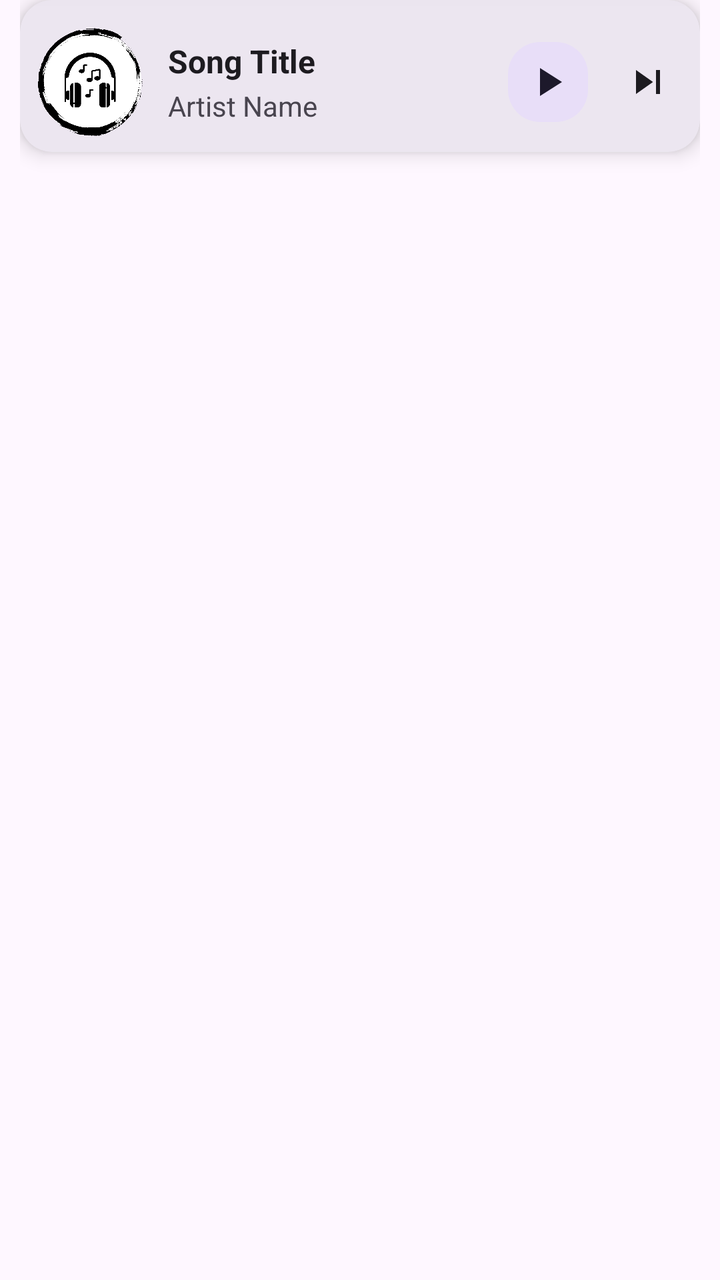
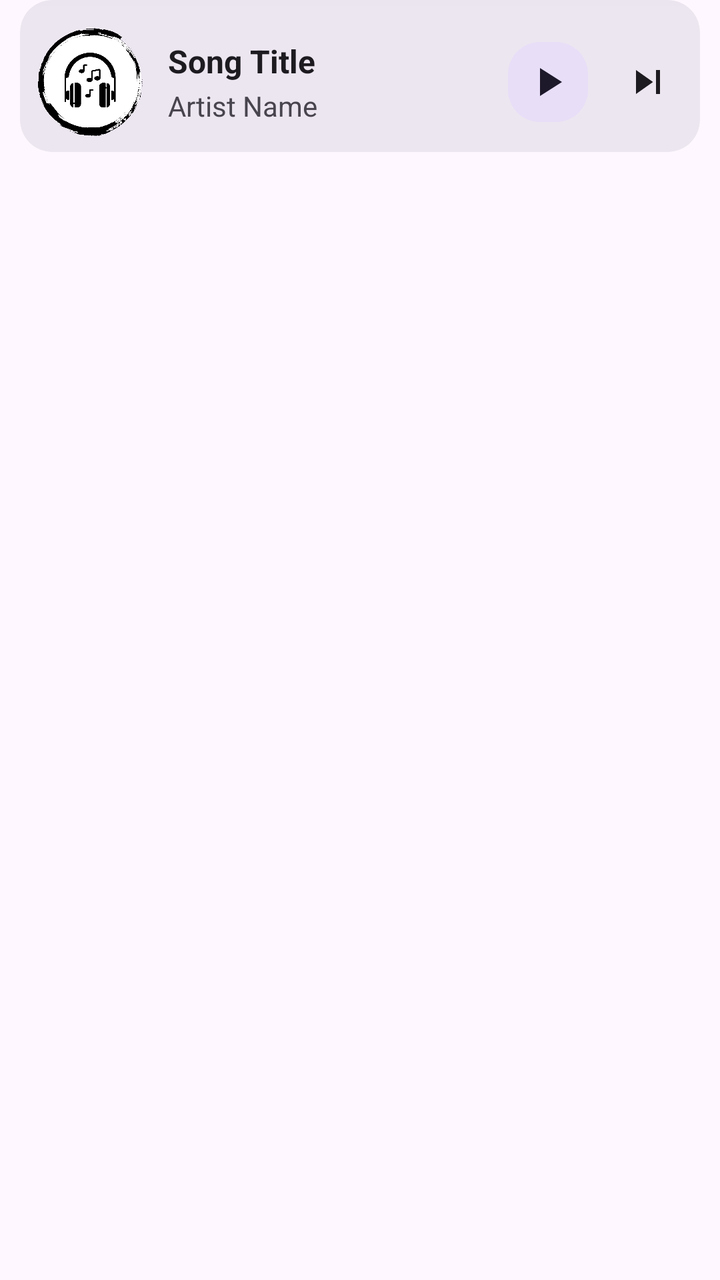

The first picture is an Android layout as it rendered before a commit; the second is the same layout after the commit. The layout source and the unified diff follow.
<!-- AndroidManifest.xml: application theme Theme.OneTheme -->
<!-- res/layout/fragment_now_player_bottom.xml -->
<?xml version="1.0" encoding="utf-8"?>
<FrameLayout xmlns:android="http://schemas.android.com/apk/res/android"
    xmlns:app="http://schemas.android.com/apk/res-auto"
    android:layout_width="match_parent"
    android:layout_height="wrap_content"
    android:paddingStart="10sp"
    android:paddingEnd="10sp"
    android:paddingBottom="10sp">

    <com.google.android.material.card.MaterialCardView
        android:id="@+id/cardBottomPlayer"
        android:layout_width="match_parent"
        android:layout_height="wrap_content"
        app:cardBackgroundColor="?attr/colorSurfaceContainerHigh"
        app:cardCornerRadius="16sp"
        app:cardElevation="6sp"
        app:strokeWidth="0sp">

        <androidx.constraintlayout.widget.ConstraintLayout
            android:layout_width="match_parent"
            android:layout_height="wrap_content">

            
            <ProgressBar
                android:id="@+id/miniProgressBar"
                style="?android:attr/progressBarStyleHorizontal"
                android:layout_width="0dp"
                android:layout_height="3dp"
                android:max="100"
                android:progress="0"
                android:progressBackgroundTint="?attr/colorSurfaceVariant"
                android:progressTint="?attr/colorPrimary"
                app:layout_constraintEnd_toEndOf="parent"
                app:layout_constraintStart_toStartOf="parent"
                app:layout_constraintTop_toTopOf="parent" />

            <com.google.android.material.imageview.ShapeableImageView
                android:id="@+id/albumArt"
                android:layout_width="54dp"
                android:layout_height="54dp"
                android:layout_marginStart="8dp"
                android:layout_marginTop="11dp"
                android:layout_marginBottom="8dp"
                android:scaleType="centerCrop"
                android:src="@drawable/logo"
                app:layout_constraintBottom_toBottomOf="parent"
                app:layout_constraintStart_toStartOf="parent"
                app:layout_constraintTop_toBottomOf="@+id/miniProgressBar"
                app:shapeAppearanceOverlay="@style/ShapeAppearance.App.CircleImage" />

            <TextView
                android:id="@+id/name"
                android:layout_width="0dp"
                android:layout_height="wrap_content"
                android:layout_marginStart="12dp"
                android:layout_marginEnd="12dp"
                android:ellipsize="end"
                android:maxLines="1"
                android:text="@string/song_title"
                android:textColor="?attr/colorOnSurface"
                android:textSize="16sp"
                android:textStyle="bold"
                app:layout_constraintBottom_toTopOf="@+id/artist"
                app:layout_constraintEnd_toStartOf="@+id/playPauseBtn"
                app:layout_constraintStart_toEndOf="@+id/albumArt"
                app:layout_constraintTop_toTopOf="@+id/albumArt"
                app:layout_constraintVertical_chainStyle="packed" />

            <TextView
                android:id="@+id/artist"
                android:layout_width="0dp"
                android:layout_height="wrap_content"
                android:layout_marginStart="12dp"
                android:layout_marginTop="2dp"
                android:layout_marginEnd="12dp"
                android:ellipsize="end"
                android:maxLines="1"
                android:text="@string/artist_name"
                android:textColor="?attr/colorOnSurfaceVariant"
                android:textSize="14sp"
                app:layout_constraintBottom_toBottomOf="@+id/albumArt"
                app:layout_constraintEnd_toStartOf="@+id/playPauseBtn"
                app:layout_constraintStart_toEndOf="@+id/albumArt"
                app:layout_constraintTop_toBottomOf="@+id/name" />

            <com.google.android.material.floatingactionbutton.FloatingActionButton
                android:id="@+id/playPauseBtn"
                android:layout_width="wrap_content"
                android:layout_height="wrap_content"
                android:layout_marginEnd="8dp"
                android:contentDescription="@string/play_or_pause"
                android:src="@drawable/ic_play"
                app:backgroundTint="?attr/colorSecondaryContainer"
                app:elevation="0dp"
                app:fabCustomSize="40dp"
                app:layout_constraintBottom_toBottomOf="@+id/albumArt"
                app:layout_constraintEnd_toStartOf="@+id/nextBtn"
                app:layout_constraintTop_toTopOf="@+id/albumArt"
                app:maxImageSize="24dp"
                app:tint="?attr/colorOnSecondaryContainer" />

            <ImageView
                android:id="@+id/nextBtn"
                android:layout_width="36dp"
                android:layout_height="36dp"
                android:layout_marginEnd="8dp"
                android:background="?attr/selectableItemBackgroundBorderless"
                android:clickable="true"
                android:contentDescription="@string/next_song"
                android:focusable="true"
                android:padding="6dp"
                android:src="@drawable/ic_skip_next"
                app:layout_constraintBottom_toBottomOf="@+id/albumArt"
                app:layout_constraintEnd_toEndOf="parent"
                app:layout_constraintTop_toTopOf="@+id/albumArt"
                app:tint="?attr/colorOnSurface" />

        </androidx.constraintlayout.widget.ConstraintLayout>

    </com.google.android.material.card.MaterialCardView>

</FrameLayout>
<!-- resources referenced by this layout -->
<resources>
  <!-- drawable ic_play (drawable) -->
  <vector xmlns:android="http://schemas.android.com/apk/res/android"
      android:width="24dp"
      android:height="24dp"
      android:viewportWidth="24"
      android:viewportHeight="24"
      android:tint="?attr/colorControlNormal">
    <path
        android:fillColor="@android:color/white"
        android:pathData="M8,5v14l11,-7z"/>
  </vector>
  <!-- drawable ic_skip_next (drawable) -->
  <vector xmlns:android="http://schemas.android.com/apk/res/android"
      android:width="24dp"
      android:height="24dp"
      android:viewportWidth="24"
      android:viewportHeight="24">
      <path
          android:fillColor="@color/white"
          android:pathData="M6,18l8.5,-6L6,6v12zM16,6v12h2V6h-2z" />
  </vector>
  <!-- drawable logo: png bitmap (drawable, 176856 bytes) -->
  <string name="artist_name">Artist Name</string>
  <string name="next_song">Next Song</string>
  <string name="play_or_pause">Play or Pause</string>
  <string name="song_title">Song Title</string>
  <style name="ShapeAppearance.App.CircleImage" parent="">
          <item name="cornerSize">8dp</item>
      </style>
  <style name="Theme.OneTheme" parent="Base.Theme.OneTheme" />
  <color name="white">#ffffff</color>
  <style name="Base.Theme.OneTheme" parent="Theme.Material3.DayNight">
          
          
          <item name="colorPrimary">@color/colorPrimary</item>
          <item name="colorPrimaryDark">@color/basic_2</item>
          <item name="colorAccent">@color/basic_2</item>
          <item name="color">@color/white</item>
          <item name="background">@color/basic_2</item>
          <item name="tickColor">@color/basic_2</item>
          <item name="trackColor">@color/basic_2</item>
          <item name="colorOnBackground">@color/white</item>
          <item name="colorError">@color/dark</item>
          <item name="colorOnError">@color/basic_2</item>
      </style>
  <color name="colorPrimary">#fff</color>
      //Needed
  <color name="basic_2">#3c415e</color>
  <color name="dark">#000000</color>
</resources>

<!-- the commit's change to res/layout/fragment_now_player_bottom.xml (unified diff, before → after) -->
@@ -13,7 +13,7 @@
         android:layout_height="wrap_content"
         app:cardBackgroundColor="?attr/colorSurfaceContainerHigh"
         app:cardCornerRadius="16sp"
-        app:cardElevation="6sp"
+        app:cardElevation="0sp"
         app:strokeWidth="0sp">
 
         <androidx.constraintlayout.widget.ConstraintLayout
